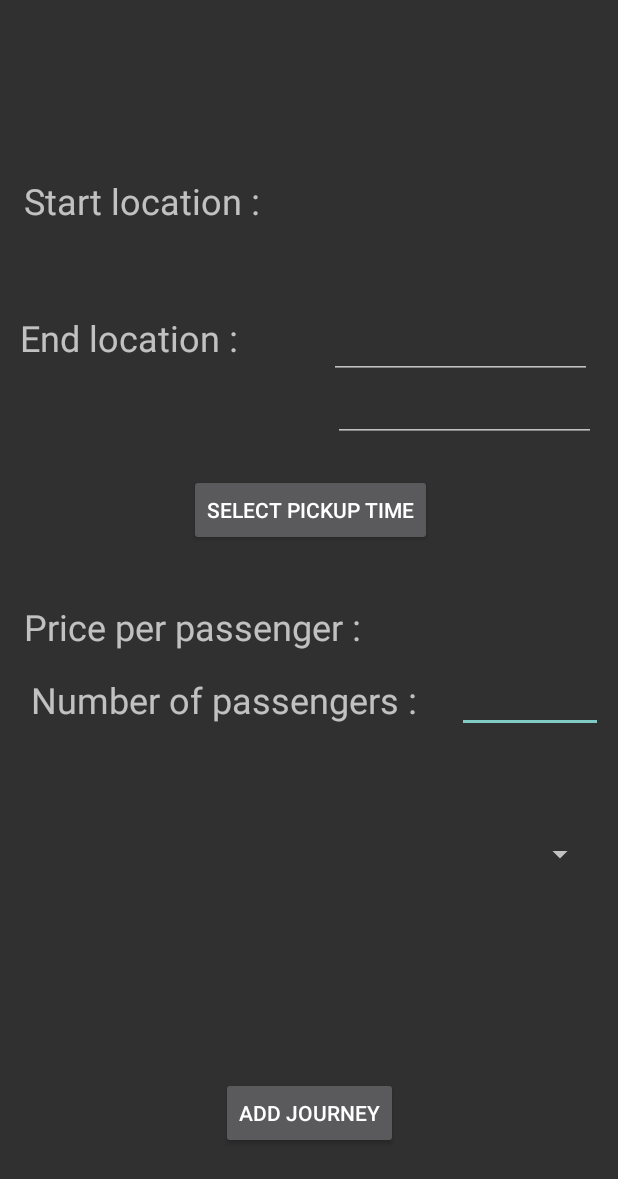
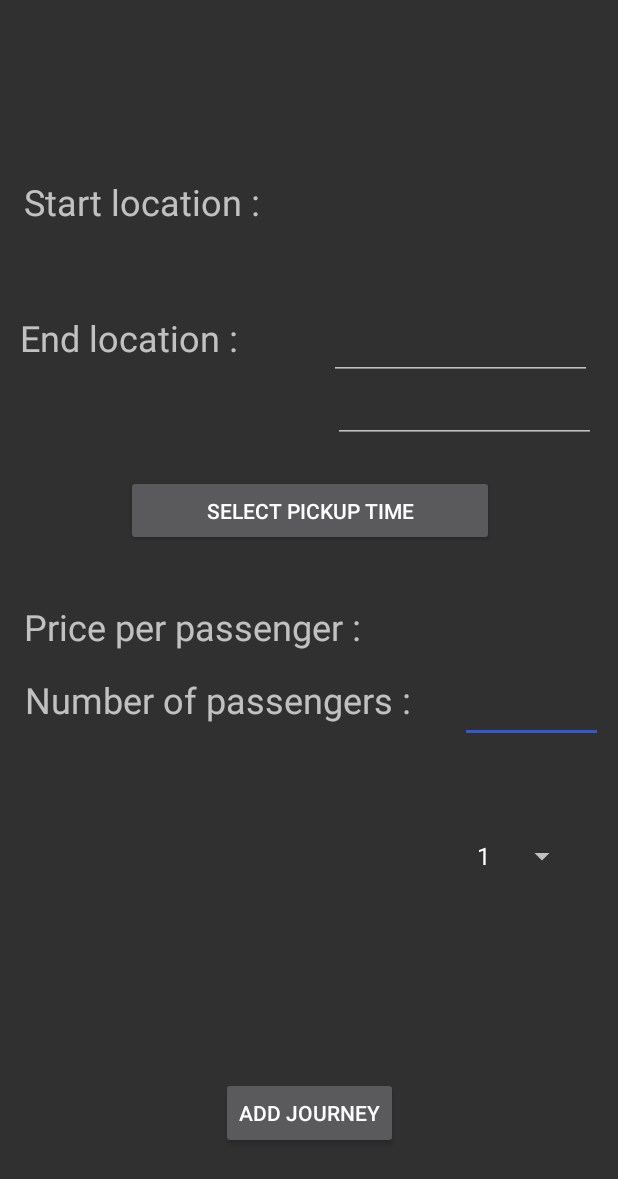
Before and after one commit to alexanderhale/ECSE321-backend-android, an Android app: the layout add_journey.xml on its own in the app's theme, with its tools: preview values and no code run, on a phone screen of 412 x 824 dp. Shown: the top 1179 px of the screen. Run offline under Robolectric (Android 15) with nearby library versions, the phone set to English and light mode, and no system bars.

Commit message:
Finished add journey layout and activity class

```diff
--- a/frontendAndroid/DriverApp/app/build.gradle
+++ b/frontendAndroid/DriverApp/app/build.gradle
@@ -24,6 +24,7 @@ dependencies {
     implementation 'com.android.support.constraint:constraint-layout:1.1.3'
     implementation 'com.android.support:design:28.0.0'
     implementation 'com.loopj.android:android-async-http:1.4.9'
+    implementation 'com.google.android.gms:play-services-maps:16.0.0'
     testImplementation 'junit:junit:4.12'
     androidTestImplementation 'com.android.support.test:runner:1.0.2'
     androidTestImplementation 'com.android.support.test.espresso:espresso-core:3.0.2'
--- a/frontendAndroid/DriverApp/app/src/main/res/layout/add_journey.xml
+++ b/frontendAndroid/DriverApp/app/src/main/res/layout/add_journey.xml
@@ -4,7 +4,8 @@
     xmlns:app="http://schemas.android.com/apk/res-auto"
     xmlns:tools="http://schemas.android.com/tools"
     android:layout_width="match_parent"
-    android:layout_height="match_parent">
+    android:layout_height="match_parent"
+    android:theme="@style/AppTheme">
 
     <TextView
         android:id="@+id/start_loc_label"
@@ -16,13 +17,13 @@
         android:layout_marginEnd="20dp"
         android:layout_marginRight="20dp"
         android:layout_marginBottom="3dp"
+        android:text="@string/start_location_label"
         android:textSize="24sp"
         app:layout_constraintBottom_toTopOf="@+id/end_loc_label"
         app:layout_constraintEnd_toStartOf="@+id/start_loc"
         app:layout_constraintHorizontal_chainStyle="spread_inside"
         app:layout_constraintStart_toStartOf="parent"
-        app:layout_constraintTop_toTopOf="parent"
-        tools:text="@string/start_location_label" />
+        app:layout_constraintTop_toTopOf="parent" />
 
     <TextView
         android:id="@+id/end_loc_label"
@@ -34,39 +35,38 @@
         android:layout_marginEnd="32dp"
         android:layout_marginRight="32dp"
         android:layout_marginBottom="23dp"
+        android:text="@string/end_location_label"
         android:textSize="24sp"
         app:layout_constraintBottom_toTopOf="@+id/pickup_time_button"
         app:layout_constraintEnd_toStartOf="@+id/end_loc"
         app:layout_constraintHorizontal_chainStyle="spread_inside"
         app:layout_constraintStart_toStartOf="parent"
-        app:layout_constraintTop_toBottomOf="@+id/start_loc_label"
-        tools:text="@string/end_location_label" />
+        app:layout_constraintTop_toBottomOf="@+id/start_loc_label" />
 
     <TextView
         android:id="@+id/num_passenger_label"
         android:layout_width="wrap_content"
         android:layout_height="wrap_content"
-        android:layout_marginStart="16dp"
-        android:layout_marginLeft="16dp"
         android:layout_marginEnd="9dp"
         android:layout_marginRight="9dp"
         android:layout_marginBottom="80dp"
+        android:text="@string/number_passenger_label"
         android:textSize="24sp"
         app:layout_constraintBottom_toTopOf="@+id/add_journey_button"
         app:layout_constraintEnd_toStartOf="@+id/num_passenger"
         app:layout_constraintStart_toStartOf="parent"
-        app:layout_constraintTop_toBottomOf="@+id/price_per_passenger_label"
-        tools:text="@string/number_passenger_label" />
+        app:layout_constraintTop_toBottomOf="@+id/price_per_passenger_label" />
 
     <Spinner
         android:id="@+id/num_passenger"
-        android:layout_width="96dp"
-        android:layout_height="33dp"
+        android:layout_width="75dp"
+        android:layout_height="37dp"
         android:layout_marginStart="9dp"
         android:layout_marginLeft="9dp"
         android:layout_marginEnd="10dp"
         android:layout_marginRight="10dp"
         android:layout_marginBottom="186dp"
+        android:entries="@array/number_passengers"
         app:layout_constraintBottom_toBottomOf="parent"
         app:layout_constraintEnd_toEndOf="parent"
         app:layout_constraintStart_toEndOf="@+id/num_passenger_label"
@@ -74,17 +74,17 @@
 
     <Button
         android:id="@+id/pickup_time_button"
-        android:layout_width="wrap_content"
-        android:layout_height="wrap_content"
+        android:layout_width="245dp"
+        android:layout_height="47dp"
         android:layout_marginStart="111dp"
         android:layout_marginLeft="111dp"
         android:layout_marginEnd="110dp"
         android:layout_marginRight="110dp"
+        android:text="@string/select_pickup_time"
         app:layout_constraintBottom_toTopOf="@+id/price_per_passenger_label"
         app:layout_constraintEnd_toEndOf="parent"
         app:layout_constraintStart_toStartOf="parent"
-        app:layout_constraintTop_toBottomOf="@+id/end_loc"
-        tools:text="@string/select_pickup_time" />
+        app:layout_constraintTop_toBottomOf="@+id/end_loc" />
 
     <TextView
         android:id="@+id/price_per_passenger_label"
@@ -94,13 +94,13 @@
         android:layout_marginLeft="16dp"
         android:layout_marginTop="37dp"
         android:layout_marginBottom="16dp"
+        android:text="@string/price_per_pass_label"
         android:textSize="24sp"
         app:layout_constraintBottom_toTopOf="@+id/num_passenger_label"
         app:layout_constraintEnd_toStartOf="@+id/price_passenger"
         app:layout_constraintHorizontal_chainStyle="spread_inside"
         app:layout_constraintStart_toStartOf="parent"
-        app:layout_constraintTop_toBottomOf="@+id/pickup_time_button"
-        tools:text="@string/price_per_pass_label" />
+        app:layout_constraintTop_toBottomOf="@+id/pickup_time_button" />
 
     <Button
         android:id="@+id/add_journey_button"
@@ -111,28 +111,29 @@
         android:layout_marginEnd="133dp"
         android:layout_marginRight="133dp"
         android:layout_marginBottom="58dp"
+        android:text="@string/add_journey_button"
         app:layout_constraintBottom_toBottomOf="parent"
         app:layout_constraintEnd_toEndOf="parent"
-        app:layout_constraintStart_toStartOf="parent"
-        tools:text="@string/add_journey_button" />
+        app:layout_constraintStart_toStartOf="parent" />
 
     <EditText
         android:id="@+id/price_passenger"
-        android:layout_width="97dp"
-        android:layout_height="36dp"
-        android:layout_marginStart="38dp"
-        android:layout_marginLeft="38dp"
+        android:layout_width="95dp"
+        android:layout_height="46dp"
+        android:layout_marginStart="44dp"
+        android:layout_marginLeft="44dp"
         android:layout_marginTop="106dp"
         android:layout_marginEnd="10dp"
         android:layout_marginRight="10dp"
-        android:layout_marginBottom="11dp"
+        android:layout_marginBottom="8dp"
         android:ems="10"
+        android:importantForAutofill="no"
         android:inputType="number"
+        android:textSize="10sp"
         app:layout_constraintBottom_toTopOf="@+id/num_passenger"
         app:layout_constraintEnd_toEndOf="parent"
         app:layout_constraintStart_toEndOf="@+id/price_per_passenger_label"
-        app:layout_constraintTop_toBottomOf="@+id/end_loc"
-        android:importantForAutofill="no" />
+        app:layout_constraintTop_toBottomOf="@+id/end_loc" />
 
     <EditText
         android:id="@+id/start_loc"
--- a/frontendAndroid/DriverApp/app/src/main/res/values/colors.xml
+++ b/frontendAndroid/DriverApp/app/src/main/res/values/colors.xml
@@ -1,6 +1,6 @@
 <?xml version="1.0" encoding="utf-8"?>
 <resources>
-    <color name="colorPrimary">#008577</color>
-    <color name="colorPrimaryDark">#00574B</color>
-    <color name="colorAccent">#D81B60</color>
+    <color name="colorPrimary">#353636</color>
+    <color name="colorPrimaryDark">#000000</color>
+    <color name="colorAccent">#2f5ad1</color>
 </resources>
--- /dev/null
+++ b/frontendAndroid/DriverApp/app/src/main/res/values/ressources.xml
@@ -0,0 +1,12 @@
+<?xml version="1.0" encoding="utf-8"?>
+<resources>
+    <string-array name="number_passengers">
+        <item>1</item>
+        <item>2</item>
+        <item>3</item>
+        <item>4</item>
+        <item>5</item>
+        <item>6</item>
+    </string-array>
+
+</resources>
--- a/frontendAndroid/DriverApp/app/src/main/res/values/styles.xml
+++ b/frontendAndroid/DriverApp/app/src/main/res/values/styles.xml
@@ -1,7 +1,7 @@
 <resources>
 
     <!-- Base application theme. -->
-    <style name="AppTheme" parent="Theme.AppCompat.Light.DarkActionBar">
+    <style name="AppTheme" parent="Theme.AppCompat">
         <!-- Customize your theme here. -->
         <item name="colorPrimary">@color/colorPrimary</item>
         <item name="colorPrimaryDark">@color/colorPrimaryDark</item>
```
Also changed, not shown: frontendAndroid/DriverApp/app/src/main/AndroidManifest.xml (+5 -4 lines), frontendAndroid/DriverApp/app/src/main/java/ca/mcgill/ecse321/driverapp/AddJourneyActivity.java (added, +139 -0 lines), frontendAndroid/DriverApp/app/src/main/java/ca/mcgill/ecse321/driverapp/HttpUtils.java (added, +42 -0 lines), frontendAndroid/DriverApp/app/src/main/java/ca/mcgill/ecse321/driverapp/MainActivity.java (+12 -12 lines).
